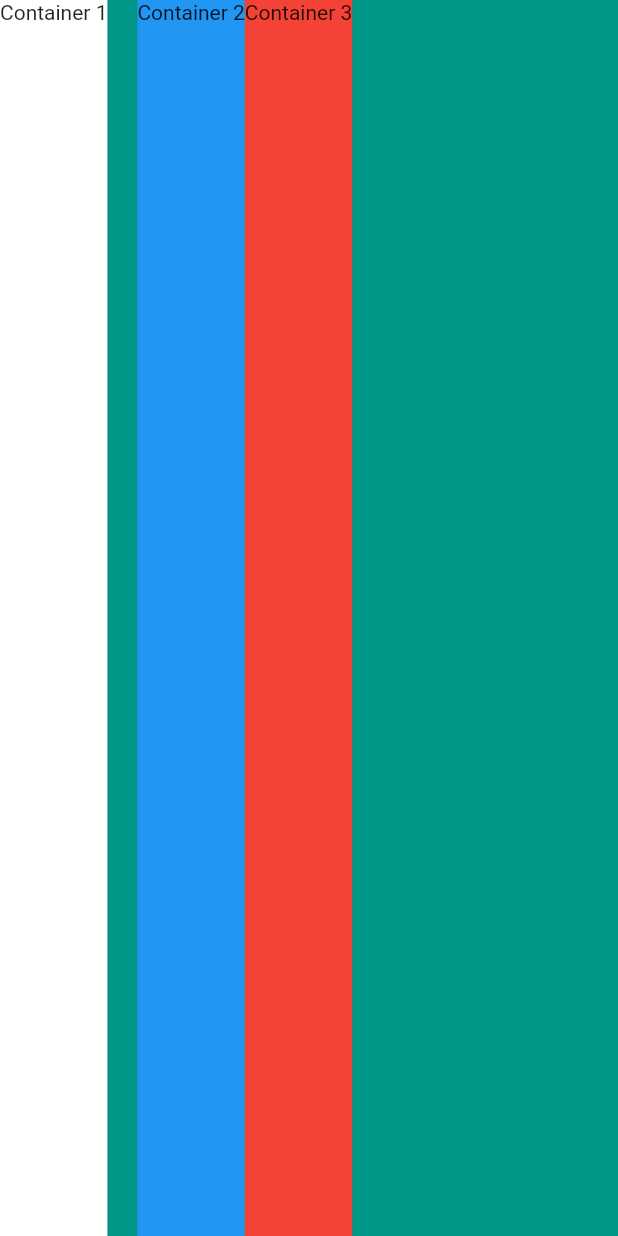
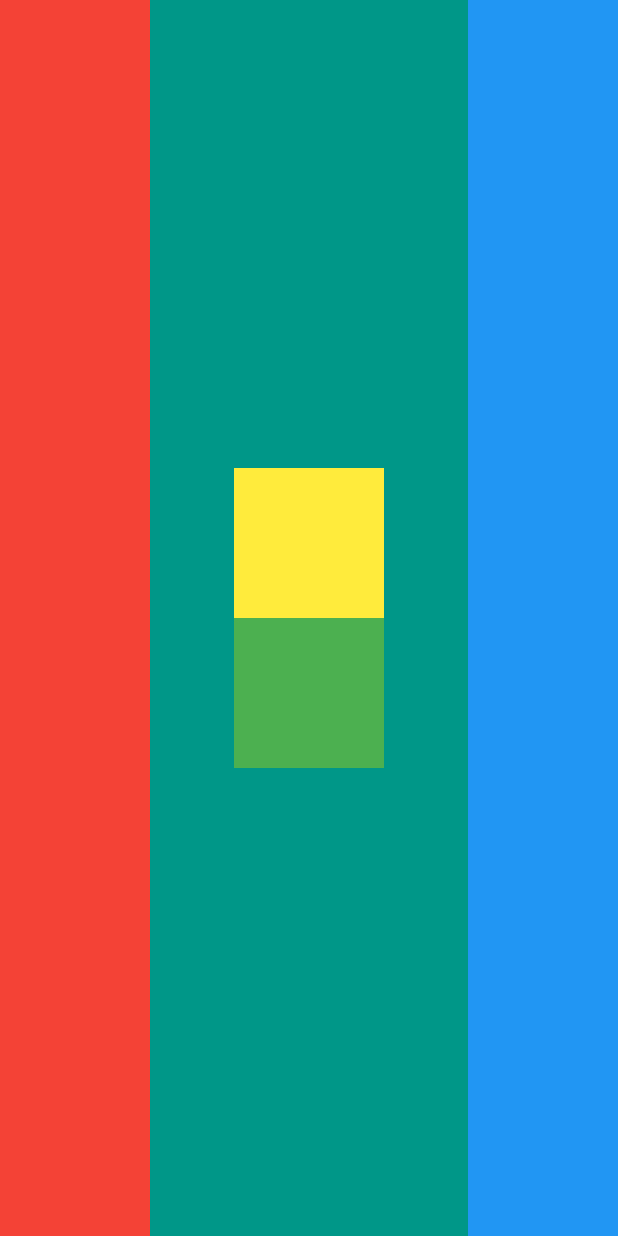
Before and after one commit to codewithiulian/my_card, a Flutter app: the screen it shows after launch, on a phone screen of 412 x 824 dp. Run offline on Flutter 3.47's test engine with Material 2 defaults, Android fonts, the phone set to English and light mode, and no system bars.

Commit message:
Containers challenge

```diff
--- a/lib/main.dart
+++ b/lib/main.dart
@@ -11,25 +11,34 @@ class MyApp extends StatelessWidget {
         backgroundColor: Colors.teal,
         body: SafeArea(
           child: Row(
-            // This property aligns the items vertically.
-            // mainAxisAlignment: MainAxisAlignment.spaceBetween,
-            // This property aligns the items horizontally, relative to each
-            // other if they have different widths.
-            crossAxisAlignment: CrossAxisAlignment.stretch,
+            // Horizontal alignment.
+            // crossAxisAlignment: CrossAxisAlignment.center,
+            mainAxisAlignment: MainAxisAlignment.spaceBetween,
             children: <Widget>[
               Container(
-                color: Colors.white,
-                child: Text('Container 1')
+                color: Colors.red,
+                width: 100.0
               ),
-              SizedBox(width: 20.0,),
-              Container(
-                  color: Colors.blue,
-                  child: Text('Container 2')
+              Column(
+                // Vertical alignment.
+                mainAxisAlignment: MainAxisAlignment.center,
+                children: <Widget>[
+                  Container(
+                    color: Colors.yellow,
+                    width: 100.0,
+                    height: 100.0,
+                  ),
+                  Container(
+                    color: Colors.green,
+                    width: 100.0,
+                    height: 100.0,
+                  )
+                ],
               ),
               Container(
-                  color: Colors.red,
-                  child: Text('Container 3')
-              ),
+                color: Colors.blue,
+                width: 100.0
+              )
             ],
           ),
         ),
```
